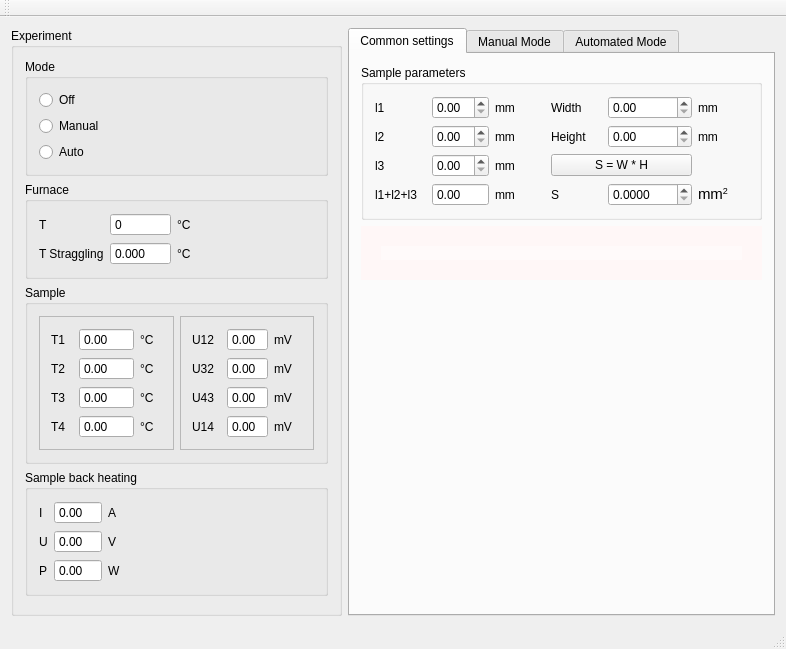
Old version of the form Seebeck/mainwindow.ui in the repository mBr001/seebeck.
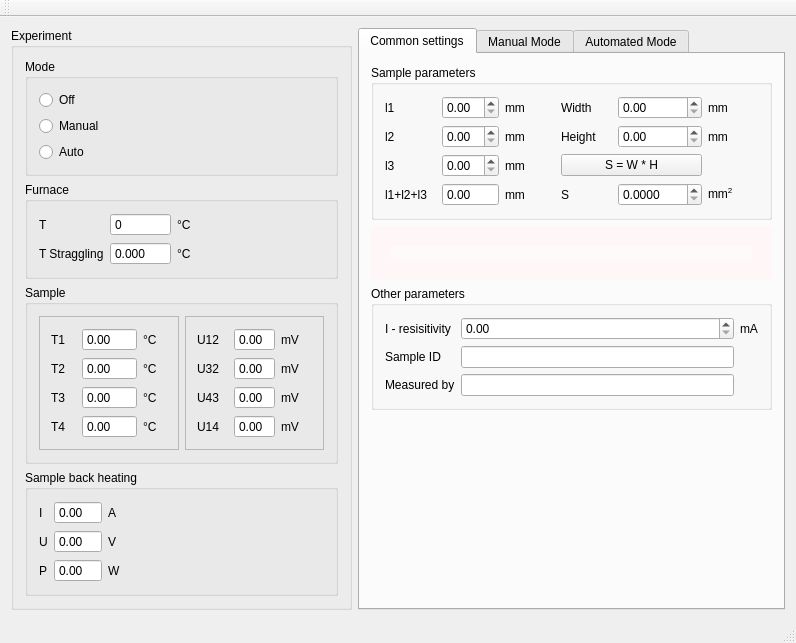
New version of the form. Icons and pictures are not drawn.

Commit message: replace toolTips with statustip, improve experiment schema

```diff
--- a/Seebeck/mainwindow.ui
+++ b/Seebeck/mainwindow.ui
@@ -6,8 +6,8 @@
    <rect>
     <x>0</x>
     <y>0</y>
-    <width>786</width>
-    <height>649</height>
+    <width>796</width>
+    <height>638</height>
    </rect>
   </property>
   <property name="windowTitle">
@@ -643,7 +643,7 @@
               <string>&lt;!DOCTYPE HTML PUBLIC &quot;-//W3C//DTD HTML 4.0//EN&quot; &quot;http://www.w3.org/TR/REC-html40/strict.dtd&quot;&gt;
 &lt;html&gt;&lt;head&gt;&lt;meta name=&quot;qrichtext&quot; content=&quot;1&quot; /&gt;&lt;style type=&quot;text/css&quot;&gt;
 p, li { white-space: pre-wrap; }
-&lt;/style&gt;&lt;/head&gt;&lt;body style=&quot; font-family:'Ubuntu'; font-size:11pt; font-weight:400; font-style:normal;&quot;&gt;
+&lt;/style&gt;&lt;/head&gt;&lt;body&gt;
 &lt;p style=&quot; margin-top:0px; margin-bottom:0px; margin-left:0px; margin-right:0px; -qt-block-indent:0; text-indent:0px;&quot;&gt;mm&lt;span style=&quot; vertical-align:super;&quot;&gt;2&lt;/span&gt;&lt;/p&gt;&lt;/body&gt;&lt;/html&gt;</string>
              </property>
             </widget>
@@ -658,7 +658,7 @@
           </layout>
          </widget>
         </item>
-        <item row="2" column="0">
+        <item row="3" column="0">
          <spacer name="verticalSpacer_4">
           <property name="orientation">
            <enum>Qt::Vertical</enum>
@@ -808,6 +808,64 @@
           </property>
          </widget>
         </item>
+        <item row="2" column="0">
+         <widget class="QGroupBox" name="settingsOtherGroupBox">
+          <property name="title">
+           <string>Other parameters</string>
+          </property>
+          <layout class="QGridLayout" name="gridLayout_20">
+           <item row="0" column="0">
+            <widget class="QLabel" name="label_67">
+             <property name="text">
+              <string>I - resisitivity</string>
+             </property>
+            </widget>
+           </item>
+           <item row="0" column="1">
+            <widget class="QDoubleSpinBox" name="doubleSpinBox">
+             <property name="statusTip">
+              <string>Current used for sample resistivity measurement.</string>
+             </property>
+            </widget>
+           </item>
+           <item row="0" column="2">
+            <widget class="QLabel" name="label_68">
+             <property name="text">
+              <string>mA</string>
+             </property>
+            </widget>
+           </item>
+           <item row="1" column="0">
+            <widget class="QLabel" name="label_75">
+             <property name="text">
+              <string>Sample ID</string>
+             </property>
+            </widget>
+           </item>
+           <item row="1" column="1">
+            <widget class="QLineEdit" name="sampleIdLineEdit">
+             <property name="statusTip">
+              <string>Sample identification.</string>
+             </property>
+            </widget>
+           </item>
+           <item row="2" column="0">
+            <widget class="QLabel" name="label_76">
+             <property name="text">
+              <string>Measured by</string>
+             </property>
+            </widget>
+           </item>
+           <item row="2" column="1">
+            <widget class="QLineEdit" name="experimentatorLineEdit">
+             <property name="statusTip">
+              <string>Name of user and/or organization which executed measurement.</string>
+             </property>
+            </widget>
+           </item>
+          </layout>
+         </widget>
+        </item>
        </layout>
       </widget>
       <widget class="QWidget" name="manualTab">
```
Left out of the diff: 33 changed lines with no effect on the pictures. The commit also changes 2 other files.
